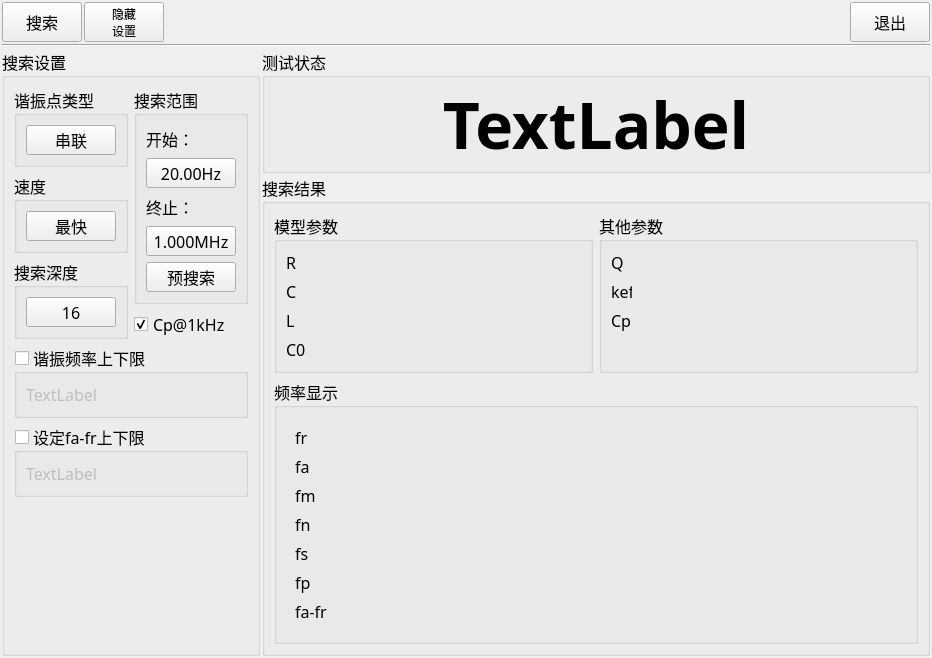
Above: ResonaceMode/wkResonaceMode.ui from caicaiking/WKEFactoryView2014 before the change. Below: the same form after it.
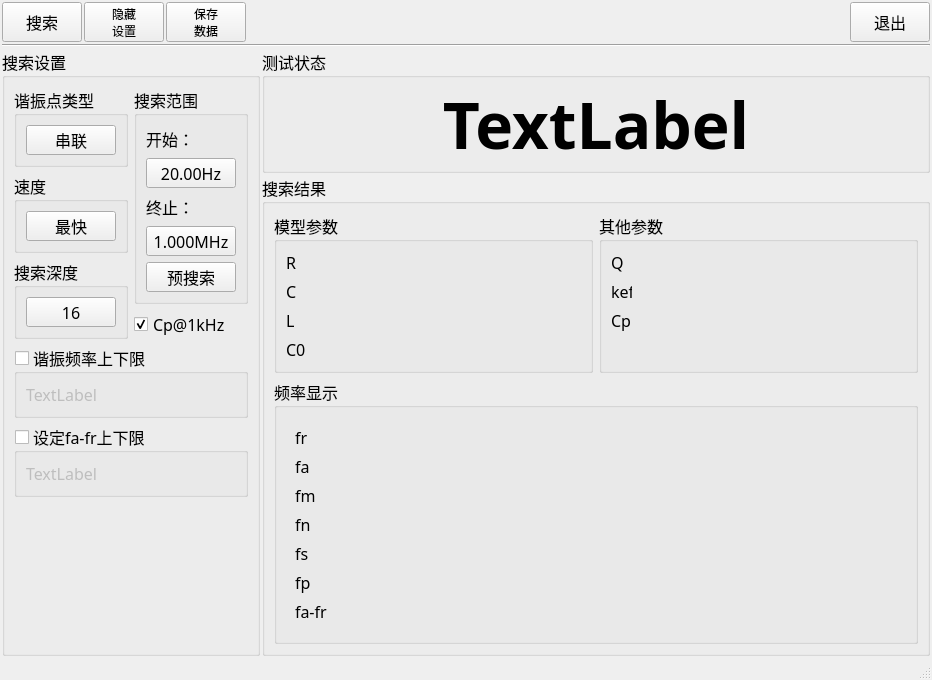
That is the form after the change. Icons and pictures are not drawn. Custom widgets are drawn as their Qt base class.

Commit message: 在谐振点搜索模式添加了保存功能

What changed in the file:
```diff
--- a/ResonaceMode/wkResonaceMode.ui
+++ b/ResonaceMode/wkResonaceMode.ui
@@ -122,6 +122,45 @@
         </property>
        </widget>
       </item>
+      <item>
+       <widget class="QPushButton" name="btnSaveDataFile">
+        <property name="minimumSize">
+         <size>
+          <width>75</width>
+          <height>40</height>
+         </size>
+        </property>
+        <property name="maximumSize">
+         <size>
+          <width>16777215</width>
+          <height>40</height>
+         </size>
+        </property>
+        <property name="font">
+         <font>
+          <family>楷体</family>
+          <pointsize>9</pointsize>
+         </font>
+        </property>
+        <property name="text">
+         <string>保存
+数据</string>
+        </property>
+        <property name="icon">
+         <iconset resource="../recFile/myRes.qrc">
+          <normaloff>:/Icons/stepSave.png</normaloff>:/Icons/stepSave.png</iconset>
+        </property>
+        <property name="iconSize">
+         <size>
+          <width>25</width>
+          <height>25</height>
+         </size>
+        </property>
+        <property name="checkable">
+         <bool>true</bool>
+        </property>
+       </widget>
+      </item>
       <item>
        <spacer name="horizontalSpacer">
         <property name="font">
@@ -1421,6 +1460,7 @@
     </item>
    </layout>
   </widget>
+  <widget class="QStatusBar" name="myStatusBar"/>
  </widget>
  <customwidgets>
   <customwidget>
```
Left out of the diff: 1 changed line with no effect on the pictures. The commit also changes 3 other files.
